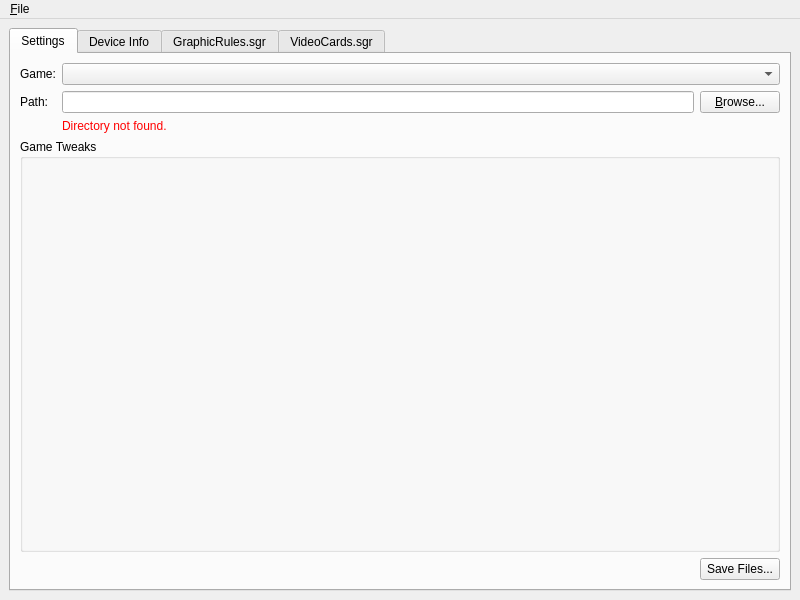
The window that mainwindow.ui (haffmans/graphics-rules-maker) describes before a commit, drawn with Qt 5.
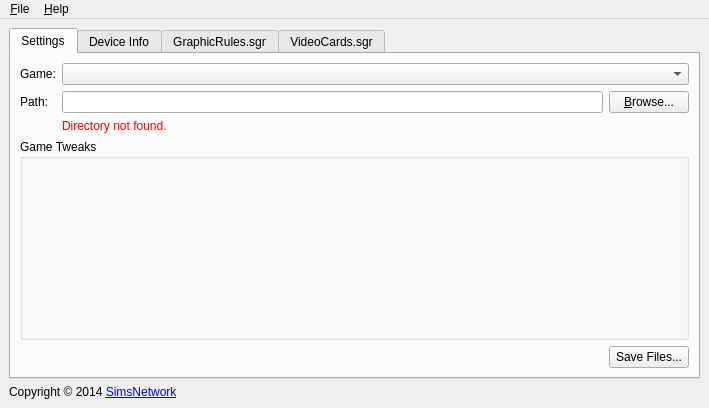
The same window after the commit.

Patch:
```diff
--- a/mainwindow.ui
+++ b/mainwindow.ui
@@ -6,8 +6,8 @@
    <rect>
     <x>0</x>
     <y>0</y>
-    <width>800</width>
-    <height>600</height>
+    <width>709</width>
+    <height>408</height>
    </rect>
   </property>
   <property name="locale">
@@ -370,6 +370,19 @@
       </widget>
      </widget>
     </item>
+    <item row="1" column="0">
+     <widget class="QLabel" name="copyright">
+      <property name="text">
+       <string>&lt;html&gt;&lt;head/&gt;&lt;body&gt;&lt;p&gt;Copyright &amp;copy; 2014 &lt;a href=&quot;http://www.simsnetwork.com&quot;&gt;&lt;span style=&quot; text-decoration: underline; color:#0000ff;&quot;&gt;SimsNetwork&lt;/span&gt;&lt;/a&gt;&lt;/p&gt;&lt;/body&gt;&lt;/html&gt;</string>
+      </property>
+      <property name="alignment">
+       <set>Qt::AlignLeading|Qt::AlignLeft|Qt::AlignVCenter</set>
+      </property>
+      <property name="openExternalLinks">
+       <bool>true</bool>
+      </property>
+     </widget>
+    </item>
    </layout>
   </widget>
   <widget class="QMenuBar" name="menubar">
@@ -377,7 +390,7 @@
     <rect>
      <x>0</x>
      <y>0</y>
-     <width>800</width>
+     <width>709</width>
      <height>21</height>
     </rect>
    </property>
@@ -387,7 +400,14 @@
     </property>
     <addaction name="quitAction"/>
    </widget>
+   <widget class="QMenu" name="helpMenu">
+    <property name="title">
+     <string>&amp;Help</string>
+    </property>
+    <addaction name="aboutAction"/>
+   </widget>
    <addaction name="fileMenu"/>
+   <addaction name="helpMenu"/>
   </widget>
   <action name="quitAction">
    <property name="text">
```
Left out of the diff: 5 changed lines with no effect on the pictures.
